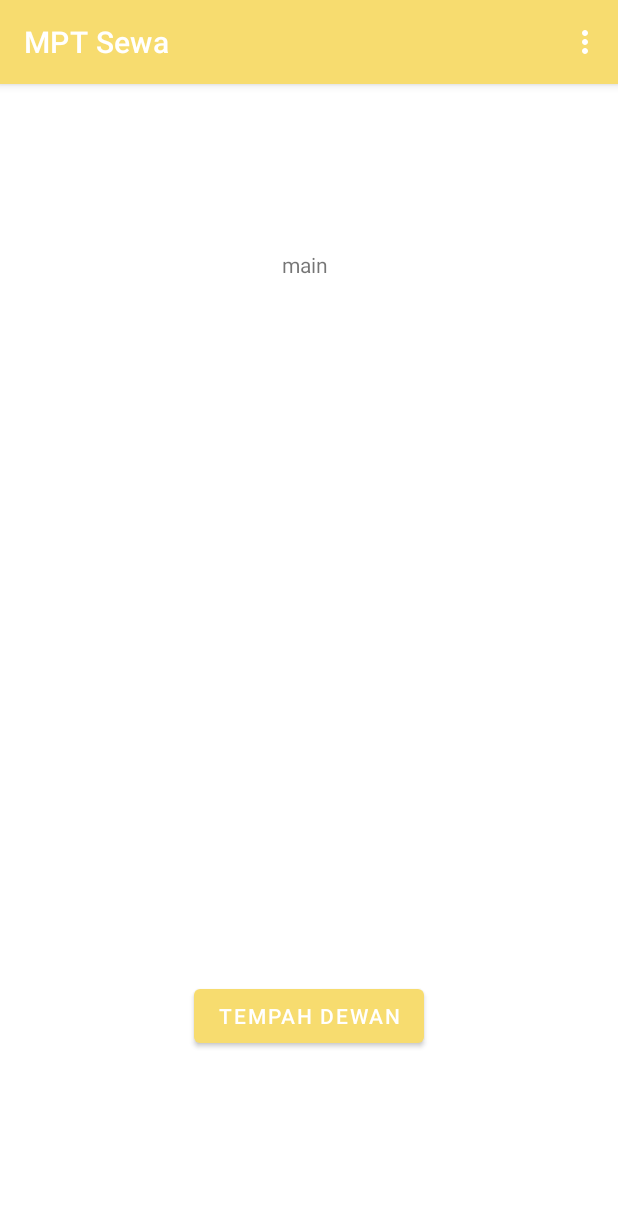
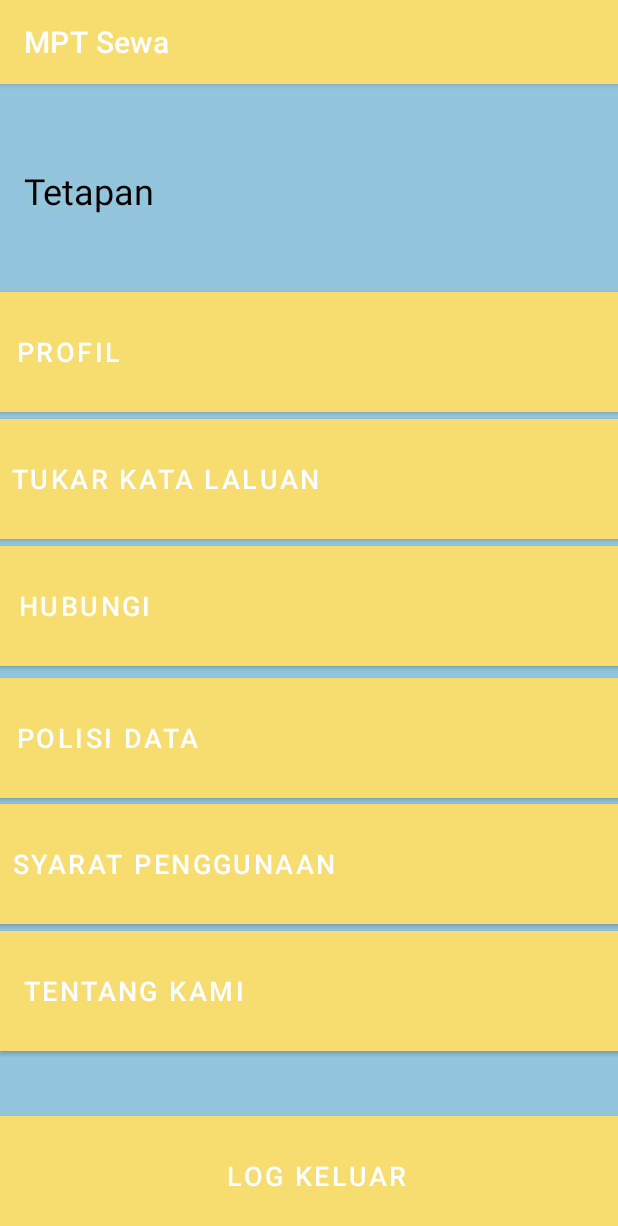
Before and after one commit to Asyknmuhd/InternProject, an Android app: the screen it shows after launch once a user with an empty profile is signed in (SecondActivity before the commit, SettingActivity after it), in the options menu, after a tap on "Setting", on a phone screen of 412 x 824 dp. Shown: the top 1226 px of the screen. Run offline under Robolectric (Android 15) with nearby library versions, the phone set to English and light mode, and no system bars; our stand-ins replace Firebase (no records; nobody signed in at launch, a user with empty details on screens opened directly).

Commit message:
-tambah back pressed dekat semua page kecuali main - Setting : *letak function setiap button * create files

```diff
--- a/app/src/main/AndroidManifest.xml
+++ b/app/src/main/AndroidManifest.xml
@@ -9,6 +9,11 @@
         android:roundIcon="@mipmap/ic_launcher_round"
         android:supportsRtl="true"
         android:theme="@style/Theme.MPTSewa">
+        <activity android:name=".AboutUsActivity"></activity>
+        <activity android:name=".TermsOfUseActivity" />
+        <activity android:name=".PolicyActivity" />
+        <activity android:name=".ContactActivity" />
+        <activity android:name=".SettingActivity" />
         <activity android:name=".HallBooking" />
         <activity android:name=".UpdatePassword" />
         <activity android:name=".UpdateProfile" />
--- a/app/src/main/java/com/example/mptsewa/ForgotPassword.java
+++ b/app/src/main/java/com/example/mptsewa/ForgotPassword.java
@@ -5,6 +5,7 @@ import androidx.appcompat.app.AppCompatActivity;
 
 import android.content.Intent;
 import android.os.Bundle;
+import android.view.MenuItem;
 import android.view.View;
 import android.widget.Button;
 import android.widget.EditText;
@@ -52,5 +53,13 @@ public class ForgotPassword extends AppCompatActivity {
             }
         });
     }
+    @Override
+    public boolean onOptionsItemSelected(@NonNull MenuItem item) {
+        switch (item.getItemId()){
+            case android.R.id.home:
+                onBackPressed();
+        }
+        return super.onOptionsItemSelected(item);
+    }
 
 }
--- a/app/src/main/java/com/example/mptsewa/HallBooking.java
+++ b/app/src/main/java/com/example/mptsewa/HallBooking.java
@@ -1,8 +1,10 @@
 package com.example.mptsewa;
 
+import androidx.annotation.NonNull;
 import androidx.appcompat.app.AppCompatActivity;
 
 import android.os.Bundle;
+import android.view.MenuItem;
 import android.view.View;
 import android.widget.AdapterView;
 import android.widget.ArrayAdapter;
@@ -57,7 +59,7 @@ public class HallBooking extends AppCompatActivity {
                         image.setImageResource(R.drawable.dewantamansaga2);
                         break;
                     case 9:
-                        image.setImageResource(R.drawable.dewantj);
+                        image.setImageResource(R.drawable.dewantj2);
                         break;
                     case 10:
                         image.setImageResource(R.drawable.dewantunrazak);
@@ -72,4 +74,12 @@ public class HallBooking extends AppCompatActivity {
         });
 
     }
+    @Override
+    public boolean onOptionsItemSelected(@NonNull MenuItem item) {
+        switch (item.getItemId()){
+            case android.R.id.home:
+                onBackPressed();
+        }
+        return super.onOptionsItemSelected(item);
+    }
 }
--- a/app/src/main/java/com/example/mptsewa/RegistrationActivity.java
+++ b/app/src/main/java/com/example/mptsewa/RegistrationActivity.java
@@ -9,6 +9,7 @@ import android.graphics.Bitmap;
 import android.net.Uri;
 import android.os.Bundle;
 import android.provider.MediaStore;
+import android.view.MenuItem;
 import android.view.View;
 import android.widget.Button;
 import android.widget.EditText;
@@ -193,4 +194,12 @@ public class RegistrationActivity extends AppCompatActivity {
         UserProfile userProfile = new UserProfile(email,name,phone);
         myRef.setValue(userProfile);
     }
+    @Override
+    public boolean onOptionsItemSelected(@NonNull MenuItem item) {
+        switch (item.getItemId()){
+            case android.R.id.home:
+                onBackPressed();
+        }
+        return super.onOptionsItemSelected(item);
+    }
 }
--- a/app/src/main/java/com/example/mptsewa/SecondActivity.java
+++ b/app/src/main/java/com/example/mptsewa/SecondActivity.java
@@ -62,13 +62,17 @@ public class SecondActivity extends AppCompatActivity {
     public boolean onOptionsItemSelected(@NonNull MenuItem item) {
         switch(item.getItemId()){
             case R.id.SettingMenu:{
-                Logout();
+                startActivity(new Intent(SecondActivity.this, SettingActivity.class));
                 break;
             }
-            case R.id.ProfileMenu:
+            case R.id.ProfileMenu: {
                 startActivity(new Intent(SecondActivity.this, ProfileActivity.class));
                 break;
+            }
+            case android.R.id.home:
+                onBackPressed();
         }
         return super.onOptionsItemSelected(item);
     }
+
 }
--- /dev/null
+++ b/app/src/main/java/com/example/mptsewa/SettingActivity.java
@@ -0,0 +1,120 @@
+package com.example.mptsewa;
+
+import androidx.annotation.NonNull;
+import androidx.appcompat.app.AppCompatActivity;
+
+import android.content.Intent;
+import android.os.Bundle;
+import android.view.MenuItem;
+import android.view.View;
+import android.widget.Button;
+
+import com.google.firebase.auth.FirebaseAuth;
+
+public class SettingActivity extends AppCompatActivity {
+
+    private Button aboutus,profile1,changepass,contact,policy,terms,logout;
+    private FirebaseAuth firebaseAuth;
+
+    @Override
+    protected void onCreate(Bundle savedInstanceState) {
+        super.onCreate(savedInstanceState);
+        setContentView(R.layout.activity_setting);
+
+        firebaseAuth = FirebaseAuth.getInstance();
+        aboutus = (Button)findViewById(R.id.buttonabtus);
+        aboutus.setOnClickListener(new View.OnClickListener() {
+            @Override
+            public void onClick(View v) {
+                AboutUs();
+            }
+        });
+
+        profile1 = (Button) findViewById(R.id.buttonprofil);
+        profile1.setOnClickListener(new View.OnClickListener() {
+            @Override
+            public void onClick(View v) {
+                profile();
+            }
+        });
+
+        changepass = (Button) findViewById(R.id.buttontukarpass);
+        changepass.setOnClickListener(new View.OnClickListener() {
+            @Override
+            public void onClick(View v) {
+                updatePass();
+            }
+        });
+
+        contact= (Button) findViewById(R.id.buttonhubungi);
+        contact.setOnClickListener(new View.OnClickListener() {
+            @Override
+            public void onClick(View v) {
+                contact();
+            }
+        });
+
+        policy = (Button) findViewById(R.id.buttonpolisi);
+        policy.setOnClickListener(new View.OnClickListener() {
+            @Override
+            public void onClick(View v) {
+                policy();
+            }
+        });
+
+        terms = (Button) findViewById(R.id.buttonsyarat);
+        terms.setOnClickListener(new View.OnClickListener() {
+            @Override
+            public void onClick(View v) {
+                TermsOfUse();
+            }
+        });
+
+        //if letak button logout.
+       logout = (Button)findViewById(R.id.buttonlogout);
+        logout.setOnClickListener(new View.OnClickListener() {
+            @Override
+            public void onClick(View v) {
+                Logout();
+            }
+        });
+    }
+
+    private void AboutUs() {
+        startActivity(new Intent(SettingActivity.this, AboutUsActivity.class));
+    }
+
+    private void profile(){
+        startActivity(new Intent(SettingActivity.this, UpdateProfile.class));
+    }
+    private void updatePass(){
+        startActivity(new Intent(SettingActivity.this, UpdatePassword.class));
+    }
+
+    private  void contact(){
+        startActivity(new Intent(SettingActivity.this, ContactActivity.class));
+    }
+
+    private void policy(){
+        startActivity(new Intent(SettingActivity.this, PolicyActivity.class));
+    }
+
+    private void TermsOfUse(){
+        startActivity(new Intent(SettingActivity.this, TermsOfUseActivity.class));
+    }
+
+    private void Logout(){
+        firebaseAuth.signOut();
+        finish();
+        startActivity(new Intent(SettingActivity.this, MainActivity.class));
+    }
+
+    @Override
+    public boolean onOptionsItemSelected(@NonNull MenuItem item) {
+        switch (item.getItemId()){
+            case android.R.id.home:
+                onBackPressed();
+        }
+        return super.onOptionsItemSelected(item);
+    }
+}
--- /dev/null
+++ b/app/src/main/res/layout/activity_setting.xml
@@ -0,0 +1,137 @@
+<?xml version="1.0" encoding="utf-8"?>
+<androidx.constraintlayout.widget.ConstraintLayout xmlns:android="http://schemas.android.com/apk/res/android"
+    xmlns:app="http://schemas.android.com/apk/res-auto"
+    xmlns:tools="http://schemas.android.com/tools"
+    android:layout_width="match_parent"
+    android:layout_height="match_parent"
+    android:background="#741282B5"
+    tools:context=".SettingActivity">
+
+    <TextView
+        android:id="@+id/tvSetting"
+        android:layout_width="154dp"
+        android:layout_height="49dp"
+        android:text="Tetapan"
+        android:textAlignment="textStart"
+        android:textColor="#000000"
+        android:textSize="24sp"
+        app:layout_constraintBottom_toBottomOf="parent"
+        app:layout_constraintEnd_toEndOf="parent"
+        app:layout_constraintHorizontal_bias="0.062"
+        app:layout_constraintStart_toStartOf="parent"
+        app:layout_constraintTop_toTopOf="parent"
+        app:layout_constraintVertical_bias="0.076" />
+
+    <Button
+        android:id="@+id/buttonabtus"
+        android:layout_width="422dp"
+        android:layout_height="80dp"
+        android:background="#FFFFFF"
+        android:backgroundTint="#4A86B6"
+        android:text="tentang kami"
+        android:textAlignment="viewStart"
+        android:textSize="18sp"
+        app:layout_constraintBottom_toBottomOf="parent"
+        app:layout_constraintEnd_toEndOf="parent"
+        app:layout_constraintHorizontal_bias="0.0"
+        app:layout_constraintStart_toStartOf="parent"
+        app:layout_constraintTop_toTopOf="parent"
+        app:layout_constraintVertical_bias="0.821" />
+
+    <Button
+        android:id="@+id/buttonhubungi"
+        android:layout_width="422dp"
+        android:layout_height="80dp"
+        android:background="#FFFFFF"
+        android:backgroundTint="#4A86B6"
+        android:text="Hubungi"
+        android:textAlignment="viewStart"
+        android:textSize="18sp"
+        app:layout_constraintBottom_toBottomOf="parent"
+        app:layout_constraintEnd_toEndOf="parent"
+        app:layout_constraintHorizontal_bias="0.454"
+        app:layout_constraintStart_toStartOf="parent"
+        app:layout_constraintTop_toTopOf="parent"
+        app:layout_constraintVertical_bias="0.448" />
+
+    <Button
+        android:id="@+id/buttontukarpass"
+        android:layout_width="422dp"
+        android:layout_height="80dp"
+        android:background="#FDFDFD"
+        android:backgroundTint="#4A86B6"
+        android:text="Tukar Kata Laluan"
+        android:textAlignment="viewStart"
+        android:textSize="18sp"
+        app:layout_constraintBottom_toBottomOf="parent"
+        app:layout_constraintEnd_toEndOf="parent"
+        app:layout_constraintHorizontal_bias="0.909"
+        app:layout_constraintStart_toStartOf="parent"
+        app:layout_constraintTop_toTopOf="parent"
+        app:layout_constraintVertical_bias="0.325" />
+
+    <Button
+        android:id="@+id/buttonprofil"
+        android:layout_width="422dp"
+        android:layout_height="80dp"
+        android:background="#FDFDFD"
+        android:backgroundTint="#4A86B6"
+        android:text="Profil"
+        android:textAlignment="viewStart"
+        android:textSize="18sp"
+        app:layout_constraintBottom_toBottomOf="parent"
+        app:layout_constraintEnd_toEndOf="parent"
+        app:layout_constraintHorizontal_bias="0.545"
+        app:layout_constraintStart_toStartOf="parent"
+        app:layout_constraintTop_toTopOf="parent"
+        app:layout_constraintVertical_bias="0.202" />
+
+    <Button
+        android:id="@+id/buttonsyarat"
+        android:layout_width="422dp"
+        android:layout_height="80dp"
+        android:background="#FFFFFF"
+        android:backgroundTint="#4A86B6"
+        android:text="Syarat Penggunaan"
+        android:textAlignment="viewStart"
+        android:textSize="18sp"
+        app:layout_constraintBottom_toBottomOf="parent"
+        app:layout_constraintEnd_toEndOf="parent"
+        app:layout_constraintHorizontal_bias="0.818"
+        app:layout_constraintStart_toStartOf="parent"
+        app:layout_constraintTop_toTopOf="parent"
+        app:layout_constraintVertical_bias="0.698" />
+
+    <Button
+        android:id="@+id/buttonpolisi"
+        android:layout_width="422dp"
+        android:layout_height="80dp"
+        android:background="#FFFFFF"
+        android:backgroundTint="#4A86B6"
+        android:text="Polisi Data"
+        android:textAlignment="viewStart"
+        android:textSize="18sp"
+        app:layout_constraintBottom_toBottomOf="parent"
+        app:layout_constraintEnd_toEndOf="parent"
+        app:layout_constraintHorizontal_bias="0.545"
+        app:layout_constraintStart_toStartOf="parent"
+        app:layout_constraintTop_toTopOf="parent"
+        app:layout_constraintVertical_bias="0.576" />
+
+    <Button
+        android:id="@+id/buttonlogout"
+        android:layout_width="422dp"
+        android:layout_height="80dp"
+        android:background="#FDFDFD"
+        android:backgroundTint="#4A86B6"
+        android:text="Log Keluar"
+        android:textAlignment="center"
+        android:textSize="18sp"
+        app:layout_constraintBottom_toBottomOf="parent"
+        app:layout_constraintEnd_toEndOf="parent"
+        app:layout_constraintHorizontal_bias="0.0"
+        app:layout_constraintStart_toStartOf="parent"
+        app:layout_constraintTop_toTopOf="parent"
+        app:layout_constraintVertical_bias="1.0" />
+
+</androidx.constraintlayout.widget.ConstraintLayout>
```
Also changed, not shown: app/src/main/res/drawable/dewantj.png (deleted).
